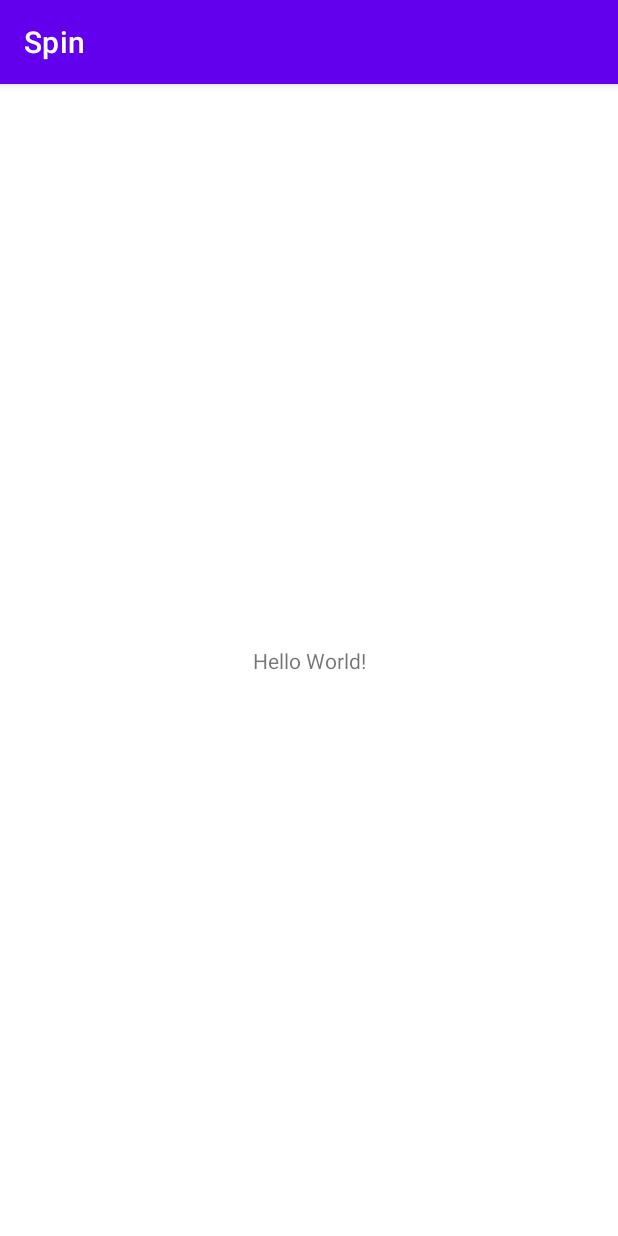
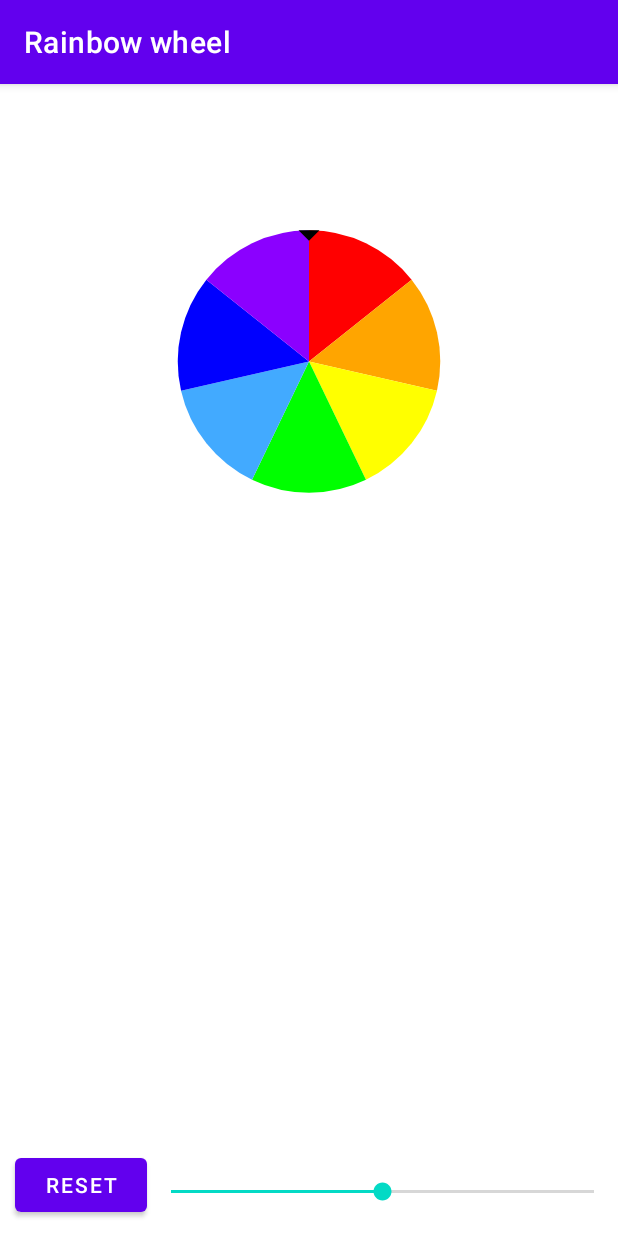
Before and after one commit to VladimirLubeznyh/homework-2-aston, an Android app: the screen it shows after launch (MainActivity), on a phone screen of 412 x 824 dp. Run offline under Robolectric (Android 15) with nearby library versions, the phone set to English and light mode, and no system bars; pictures from the network do not load.

Commit message:
#2 Finished work

```diff
--- a/app/build.gradle
+++ b/app/build.gradle
@@ -1,6 +1,7 @@
 plugins {
     id 'com.android.application'
     id 'org.jetbrains.kotlin.android'
+    id 'kotlin-kapt'
 }
 
 android {
@@ -35,6 +36,8 @@ android {
 dependencies {
 
     implementation 'androidx.core:core-ktx:1.7.0'
+    implementation 'com.github.bumptech.glide:glide:4.11.0'
+    kapt 'com.github.bumptech.glide:compiler:4.11.0'
     implementation 'androidx.appcompat:appcompat:1.6.1'
     implementation 'com.google.android.material:material:1.9.0'
 }
--- a/app/src/main/AndroidManifest.xml
+++ b/app/src/main/AndroidManifest.xml
@@ -1,7 +1,7 @@
 <?xml version="1.0" encoding="utf-8"?>
 <manifest xmlns:android="http://schemas.android.com/apk/res/android"
     xmlns:tools="http://schemas.android.com/tools">
-
+        <uses-permission android:name="android.permission.INTERNET"/>
     <application
         android:allowBackup="true"
         android:dataExtractionRules="@xml/data_extraction_rules"
--- a/app/src/main/java/ru/lyubeznyh/spin/MainActivity.kt
+++ b/app/src/main/java/ru/lyubeznyh/spin/MainActivity.kt
@@ -2,10 +2,43 @@ package ru.lyubeznyh.spin
 
 import androidx.appcompat.app.AppCompatActivity
 import android.os.Bundle
+import android.widget.SeekBar
+import android.widget.TextView
+import ru.lyubeznyh.spin.customview.RainbowWheelView
+
 
 class MainActivity : AppCompatActivity() {
+
+    private lateinit var rainbowWheel: RainbowWheelView
+    private lateinit var text: TextView
+    private lateinit var seekBar: SeekBar
     override fun onCreate(savedInstanceState: Bundle?) {
         super.onCreate(savedInstanceState)
         setContentView(R.layout.activity_main)
+        rainbowWheel = findViewById(R.id.Spin)
+        text = findViewById(R.id.textASD)
+        seekBar = findViewById(R.id.seekBar)
+        seekBar.progress = (rainbowWheel.ratioWheel*100).toInt()
+        text.setOnClickListener { rainbowWheel.clearData() }
+
+        seekBar.setOnSeekBarChangeListener(
+            object :SeekBar.OnSeekBarChangeListener{
+                override fun onProgressChanged(
+                    seekBar: SeekBar?,
+                    progress: Int,
+                    fromUser: Boolean
+                ) {
+                    seekBar?.let {   rainbowWheel.changingWheelSize(it.progress/100f)}
+                }
+
+                override fun onStartTrackingTouch(seekBar: SeekBar?) {
+                    //does nothing
+                }
+
+                override fun onStopTrackingTouch(seekBar: SeekBar?) {
+                    //does nothing
+                }
+            }
+        )
     }
 }
--- /dev/null
+++ b/app/src/main/java/ru/lyubeznyh/spin/customview/RainbowWheelView.kt
@@ -0,0 +1,422 @@
+package ru.lyubeznyh.spin.customview
+
+import android.animation.ValueAnimator
+import android.content.Context
+import android.graphics.Bitmap
+import android.graphics.Canvas
+import android.graphics.Color
+import android.graphics.Matrix
+import android.graphics.Paint
+import android.graphics.Path
+import android.graphics.RectF
+import android.util.AttributeSet
+import android.util.TypedValue
+import android.view.MotionEvent
+import android.view.View
+import android.view.animation.DecelerateInterpolator
+import androidx.core.animation.doOnEnd
+import com.bumptech.glide.Glide
+import com.bumptech.glide.load.DataSource
+import com.bumptech.glide.load.engine.DiskCacheStrategy
+import com.bumptech.glide.load.engine.GlideException
+import com.bumptech.glide.request.RequestListener
+import com.bumptech.glide.request.target.Target
+import ru.lyubeznyh.spin.R
+import kotlin.math.max
+import kotlin.math.min
+
+
+class RainbowWheelView(
+    context: Context,
+    attrs: AttributeSet?,
+    defStyleAttr: Int,
+    defStyleRes: Int
+) : View(context, attrs, defStyleAttr, defStyleRes), ValueAnimator.AnimatorUpdateListener {
+
+    constructor(context: Context, attrs: AttributeSet, defStyleAttr: Int) : this(
+        context,
+        attrs,
+        defStyleAttr,
+        0
+    )
+
+    constructor(context: Context, attrs: AttributeSet) : this(context, attrs, 0)
+    constructor(context: Context) : this(context, null, 0, 0)
+
+    private val colors: Array<Int> = arrayOf(
+        Color.RED,
+        Color.rgb(255, 165, 0),
+        Color.YELLOW,
+        Color.GREEN,
+        Color.rgb(66, 170, 255),
+        Color.BLUE,
+        Color.rgb(139, 0, 255)
+    )
+    //This API sometimes has problems with loading images.
+    // In case of an error, the line "error image"appears
+    private val pathImage = "https://bing.ioliu.cn/v1/rand"
+
+    private val paintForTriangle: Paint by lazy {
+        Paint().apply {
+            style = Paint.Style.FILL
+            color = Color.BLACK
+            strokeJoin = Paint.Join.ROUND
+        }
+    }
+
+    private val paintForWheel: Paint by lazy {
+        Paint().apply {
+            color = colors[INDEX_RED]
+            style = Paint.Style.FILL
+        }
+    }
+    private val paintForText by lazy {
+        Paint().apply {
+            color = Color.BLACK
+            style = Paint.Style.FILL
+        }
+    }
+
+    private val typedArray = context.obtainStyledAttributes(
+        attrs,
+        R.styleable.RainbowWheelView,
+        defStyleAttr,
+        defStyleRes
+    )
+
+    private var pathTriangle: Path? = null
+
+    private val step = MAX_CIRCLE_ANGLE / colors.size
+    private var startAngle = START_CIRCLE_ANGLE
+
+    private var randomAngle: Int = MIN_CIRCLE_ANGLE.toInt()
+
+    private var safeRectForWheel: RectF = RectF()
+    private var safeRectForWheelRatio: RectF = RectF()
+    private var safeRectResponse: RectF = RectF()
+
+    //Creates an animator, sets the interpolator and animation time.
+    //In the doOnEnd() method, it processes the result by calling loadImage() or setTextForIndexColor()
+    private val wheelAnimator: ValueAnimator by lazy {
+        ValueAnimator.ofInt(startAngle.toInt(), randomAngle).apply {
+            duration = DURATION_ANIMATION
+            interpolator = DecelerateInterpolator()
+            addUpdateListener(this@RainbowWheelView)
+            doOnEnd {
+                if (startAngle > MAX_CIRCLE_ANGLE) {
+                    startAngle -= (MAX_CIRCLE_ANGLE * NUMBER_COLORS)
+                }
+                if (getColorIndex(startAngle) % IN_HALF != 0) loadImage()
+                else setTextForIndexColor(getColorIndex(startAngle))
+            }
+        }
+    }
+
+    private var bitmap: Bitmap? = null
+        set(value) {
+            field = value
+            invalidate()
+        }
+    private var text: String? = null
+        set(value) {
+            field = value
+            invalidate()
+        }
+
+    //Used for bitmap scaling
+    private val matrix: Matrix = Matrix()
+
+    //A listener for glide that sets an image to a bitmap at the end of its upload
+    private val requestListener: RequestListener<Bitmap> by lazy {
+        object : RequestListener<Bitmap> {
+            override fun onLoadFailed(
+                e: GlideException?,
+                model: Any?,
+                target: Target<Bitmap>?,
+                isFirstResource: Boolean
+            ): Boolean {
+                text = "error image"
+                return true
+            }
+
+            override fun onResourceReady(
+                resource: Bitmap?,
+                model: Any?,
+                target: Target<Bitmap>?,
+                dataSource: DataSource?,
+                isFirstResource: Boolean
+            ): Boolean {
+                resource?.let { bitmap = it }
+                return true
+            }
+        }
+    }
+
+    var ratioWheel:Float = typedArray.getFloat(R.styleable.RainbowWheelView_ratioWheel, DEFAULT_RATIO_WHEEL)
+        private set
+
+    //Sets the value of the text depending on the index
+    private fun setTextForIndexColor(index: Int) {
+        text = when (index) {
+            INDEX_RED -> "RED"
+            INDEX_ORANGE -> "ORANGE"
+            INDEX_YELLOW -> "YELLOW"
+            INDEX_GREEN -> "GREEN"
+            INDEX_LIGHT_BLUE -> "LIGHT BLUE"
+            INDEX_BLUE -> "BLUE"
+            INDEX_PURPLE -> "PURPLE"
+            else -> "unknown"
+        }
+    }
+
+    //Handles pressing so that only the wheel is pressed
+    override fun onTouchEvent(event: MotionEvent?): Boolean {
+        event?.let {
+            if (event.y in (safeRectForWheelRatio.top..safeRectForWheelRatio.bottom)
+                && event.x in (safeRectForWheelRatio.left..safeRectForWheelRatio.right)
+            ) {
+                performClick()
+                return true
+            }
+        }
+        return false
+    }
+
+    //Starts spinning after pressing the wheel
+    override fun performClick(): Boolean {
+        startSpin()
+        return super.performClick()
+    }
+
+    private fun loadImage() {
+        Glide.with(context)
+            .asBitmap()
+            .load(pathImage)
+            .skipMemoryCache(true)
+            .diskCacheStrategy(DiskCacheStrategy.NONE)
+            .listener(requestListener)
+            .submit()
+    }
+
+    //Calculates the wheel size depending on the coefficient from 0.0 to 1.0 and invalidate the view
+    fun changingWheelSize(ratio: Float) {
+        ratioWheel = ratio
+        safeRectForWheelRatio.run {
+            left = safeRectForWheel.centerX() - (safeRectForWheel.width() * ratio) / IN_HALF
+            right = safeRectForWheel.centerX() + (safeRectForWheel.width() * ratio) / IN_HALF
+            top = safeRectForWheel.centerY() - (safeRectForWheel.height() * ratio) / IN_HALF
+            bottom = (safeRectForWheel.height() * ratio) / 2 + safeRectForWheel.centerY()
+        }
+        pathTriangle = createTrianglePath(
+            safeRectForWheelRatio.centerX(),
+            safeRectForWheelRatio.top,
+            safeRectForWheelRatio.width()
+        )
+        startAngle -= NUMBER_COLORS * step
+        invalidate()
+    }
+
+    //Returns the color index depending on the angle
+    private fun getColorIndex(angle: Float): Int {
+
+        val startRedAngle = START_CIRCLE_ANGLE
+        val startOrangeAngle = startRedAngle + step
+        val startYellowAngle = MIN_CIRCLE_ANGLE + (startOrangeAngle + step - MAX_CIRCLE_ANGLE)
+        val startGreenAngle = startYellowAngle + step
+        val startSianAngle = startGreenAngle + step
+        val startBlueAngle = startSianAngle + step
+        val startVoidAngle = startBlueAngle + step
+
+        return when (angle) {
+            in startRedAngle..startOrangeAngle -> INDEX_PURPLE
+            in startOrangeAngle..MAX_CIRCLE_ANGLE -> INDEX_BLUE
+            in MIN_CIRCLE_ANGLE..startYellowAngle -> INDEX_BLUE
+            in startYellowAngle..startGreenAngle -> INDEX_LIGHT_BLUE
+            in startGreenAngle..startSianAngle -> INDEX_GREEN
+            in startSianAngle..startBlueAngle -> INDEX_YELLOW
+            in startBlueAngle..startVoidAngle -> INDEX_ORANGE
+            in startVoidAngle..startRedAngle -> INDEX_RED
+            else -> INDEX_RED
+        }
+    }
+
+    //Detects a random angle and starts the animation of the wheel rotation
+    private fun startSpin() {
+        if (wheelAnimator.isRunning) return
+        clearData()
+        randomAngle =
+            (MIN_CIRCLE_ANGLE.toInt()..MAX_CIRCLE_ANGLE.toInt()).random() + (MAX_CIRCLE_ANGLE.toInt() * NUMBER_COLORS)
+        wheelAnimator.repeatMode = ValueAnimator.RESTART
+        wheelAnimator.setIntValues(startAngle.toInt(), randomAngle)
+        wheelAnimator.start()
+    }
+
+    override fun onMeasure(widthMeasureSpec: Int, heightMeasureSpec: Int) {
+        val minWidth = suggestedMinimumWidth + paddingLeft + paddingRight
+        val minHeight = suggestedMinimumHeight + paddingTop + paddingBottom
+        val defaultSize =
+            TypedValue.applyDimension(
+                TypedValue.COMPLEX_UNIT_DIP,
+                DEFAULT_SIZE,
+                resources.displayMetrics
+            ).toInt()
+        setMeasuredDimension(
+            resolveSize(max(minWidth, defaultSize), widthMeasureSpec),
+            resolveSize(max(minHeight, defaultSize), heightMeasureSpec)
+        )
+
+    }
+
+    //Subtracts the areas for drawing the wheel and the answer,
+    // creates a path for the triangle and sets the wheel size depending on the ratioWheel attribute
+    override fun onSizeChanged(w: Int, h: Int, oldw: Int, oldh: Int) {
+        super.onSizeChanged(w, h, oldw, oldh)
+        val safeWidth = w - paddingLeft - paddingRight
+        val safeHeight = h - paddingTop - paddingBottom
+
+        val safeLeft = paddingLeft.toFloat()
+        val safeRight = safeLeft + safeWidth
+        val safeTop = paddingTop.toFloat()
+        val safeBottomForWill = safeTop + safeHeight / IN_HALF
+        val safeBottomForResponse = safeBottomForWill + safeHeight / IN_HALF
+
+        setSquareCenterForRect(
+            safeLeft,
+            safeRight,
+            safeTop,
+            safeBottomForWill,
+            safeRectForWheel
+        )
+        safeRectForWheelRatio.apply {
+            left = safeRectForWheel.left
+            right = safeRectForWheel.right
+            top = safeRectForWheel.top
+            bottom = safeRectForWheel.bottom
+        }
+        safeRectResponse.apply {
+            left = safeLeft
+            right = safeRight
+            top = safeBottomForWill
+            bottom = safeBottomForResponse
+        }
+        pathTriangle = createTrianglePath(
+            safeRectForWheelRatio.centerX(),
+            safeRectForWheelRatio.top,
+            safeRectForWheelRatio.width()
+        )
+        changingWheelSize(ratioWheel)
+    }
+
+    //Calculates a new safe drawing zone for the rectangle.
+    // This zone is a square located in the center of the front rectangle.
+    private fun setSquareCenterForRect(
+        left: Float,
+        right: Float,
+        top: Float,
+        bottom: Float,
+        rect: RectF
+    ) {
+        rect.apply {
+            val height = bottom - top
+            val width = right - left
+            val min = min(height, width)
+            val max = max(height, width)
+            this.left = if (height < width) (max - min) / IN_HALF else left
+            this.right = this.left + min
+            this.top =
+                if (height > width) paddingTop.toFloat() + (max - min) / IN_HALF else top
+            this.bottom = safeRectForWheel.top + min
+        }
+    }
+
+    //Creates a drawing path for a triangle
+    private fun createTrianglePath(centerX: Float, top: Float, white: Float): Path =
+        Path().apply {
+            fillType = Path.FillType.EVEN_ODD
+            moveTo(centerX, top)
+            lineTo((centerX - white * RATIO_FOR_TRIANGLE), top)
+            lineTo(centerX, top + (white * RATIO_FOR_TRIANGLE))
+            lineTo((centerX + white * RATIO_FOR_TRIANGLE), top)
+            lineTo(centerX, top)
+            close()
+        }
+
+    override fun onDraw(canvas: Canvas) {
+        super.onDraw(canvas)
+
+        colors.forEach {
+            paintForWheel.color = it
+            canvas.drawArc(safeRectForWheelRatio, startAngle, step, true, paintForWheel)
+            startAngle += step
+        }
+        pathTriangle?.let { canvas.drawPath(it, paintForTriangle) }
+
+        text?.let {
+            onDrawText(it, safeRectResponse.width(), safeRectResponse.height(),safeRectResponse.centerY(), canvas)
+        }
+        bitmap?.let {
+            onDrawBitMap(it, safeRectResponse.centerX(), safeRectResponse.centerY(), canvas)
+        }
+    }
+
+     //Sets the brush size depending on the minimum width or height,
+     // calculates the position of the text and draws it.
+    private fun onDrawText(text: String, white: Float, height:Float,centerY: Float, canvas: Canvas) {
+        val fontSize = TypedValue.applyDimension(
+            TypedValue.COMPLEX_UNIT_SP,
+            min(white,height) * RATIO_FOR_TEXT,
+            resources.displayMetrics
+        )
+        paintForText.textSize = fontSize
+        val textWidth = paintForText.measureText(text)
+        canvas.drawText(text, (white - textWidth) / IN_HALF, centerY, paintForText)
+    }
+
+    //Scales the bitmap, calculates its position and draws
+    private fun onDrawBitMap(bitmap: Bitmap, centerX: Float, centerY: Float, canvas: Canvas) {
+        val ratio = if (bitmap.height > bitmap.width) {
+            safeRectResponse.height() / bitmap.height
+        } else {
+            safeRectResponse.width() / bitmap.width
+        }
+
+        matrix.setScale(ratio, ratio)
+
+        canvas.translate(
+            centerX - ((bitmap.width * ratio) / IN_HALF),
+            centerY - ((bitmap.height * ratio) / IN_HALF)
+        )
+
+        canvas.drawBitmap(bitmap, matrix, paintForWheel)
+    }
+
+    fun clearData() {
+        bitmap = null
+        text = null
+    }
+
+    override fun onAnimationUpdate(animation: ValueAnimator) {
+        startAngle = (animation.animatedValue as Int).toFloat()
+        invalidate()
+    }
+
+    companion object {
+        private const val DEFAULT_SIZE = 100f
+        private const val DURATION_ANIMATION = 5000L
+        private const val MAX_CIRCLE_ANGLE = 360f
+        private const val MIN_CIRCLE_ANGLE = 0f
+        private const val START_CIRCLE_ANGLE = 270f
+        private const val NUMBER_COLORS = 7
+        private const val RATIO_FOR_TRIANGLE = 0.04f
+        private const val RATIO_FOR_TEXT = 0.05f
+        private const val INDEX_RED = 0
+        private const val INDEX_ORANGE = 1
+        private const val INDEX_YELLOW = 2
+        private const val INDEX_GREEN = 3
+        private const val INDEX_LIGHT_BLUE = 4
+        private const val INDEX_BLUE = 5
+        private const val INDEX_PURPLE = 6
+        private const val IN_HALF = 2
+        private const val DEFAULT_RATIO_WHEEL = 1f
+    }
+}
--- a/app/src/main/res/layout/activity_main.xml
+++ b/app/src/main/res/layout/activity_main.xml
@@ -6,13 +6,34 @@
     android:layout_height="match_parent"
     tools:context=".MainActivity">
 
-    <TextView
-        android:layout_width="wrap_content"
-        android:layout_height="wrap_content"
-        android:text="Hello World!"
-        app:layout_constraintBottom_toBottomOf="parent"
+    <ru.lyubeznyh.spin.customview.RainbowWheelView
+        android:id="@+id/Spin"
+        android:layout_width="0dp"
+        android:paddingTop="10dp"
+        android:layout_height="0dp"
+        app:ratioWheel="0.5"
+        app:layout_constraintBottom_toTopOf="@+id/textASD"
         app:layout_constraintEnd_toEndOf="parent"
         app:layout_constraintStart_toStartOf="parent"
         app:layout_constraintTop_toTopOf="parent" />
 
+    <Button
+        android:id="@+id/textASD"
+        android:layout_width="wrap_content"
+        android:layout_height="wrap_content"
+        android:text="@string/reset"
+        android:layout_margin="10dp"
+        app:layout_constraintBottom_toBottomOf="parent"
+        app:layout_constraintStart_toStartOf="parent"
+         />
+
+    <SeekBar
+        android:id="@+id/seekBar"
+        android:layout_width="0dp"
+        android:layout_height="0dp"
+        app:layout_constraintBottom_toBottomOf="parent"
+        app:layout_constraintEnd_toEndOf="parent"
+        app:layout_constraintStart_toEndOf="@+id/textASD"
+        app:layout_constraintTop_toBottomOf="@+id/Spin" />
+
 </androidx.constraintlayout.widget.ConstraintLayout>
--- a/app/src/main/res/values/strings.xml
+++ b/app/src/main/res/values/strings.xml
@@ -1,3 +1,4 @@
 <resources>
-    <string name="app_name">Spin</string>
+    <string name="app_name">Rainbow wheel</string>
+    <string name="reset">reset</string>
 </resources>
```
Also changed, not shown: app/src/main/res/values/attrs.xml (added, +8 -0 lines).
